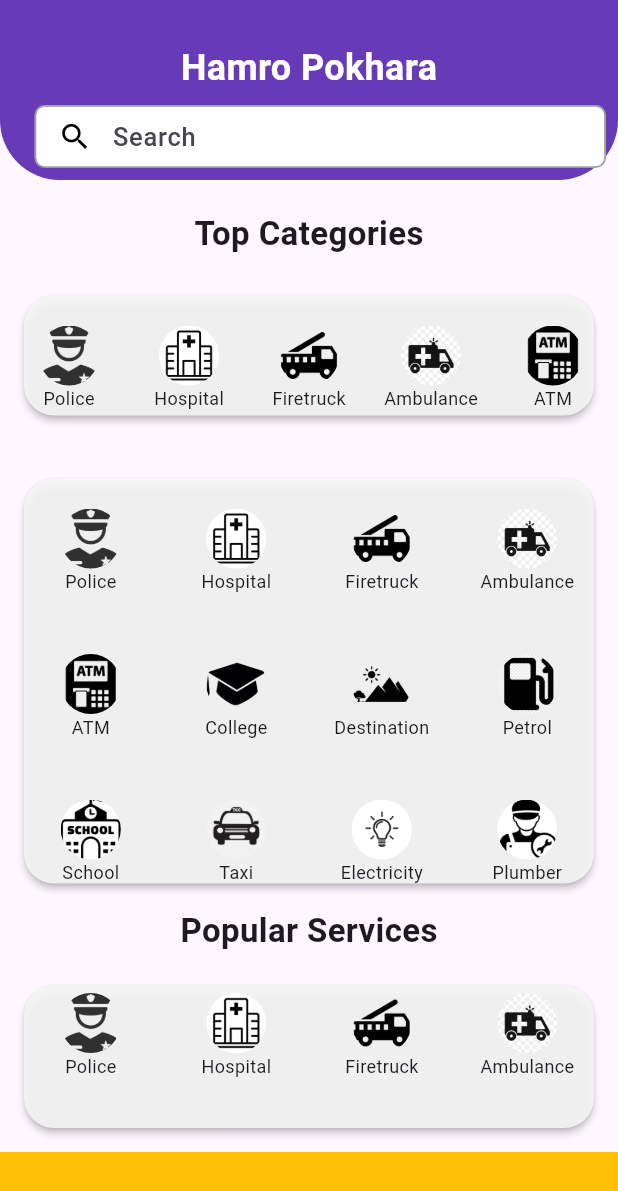
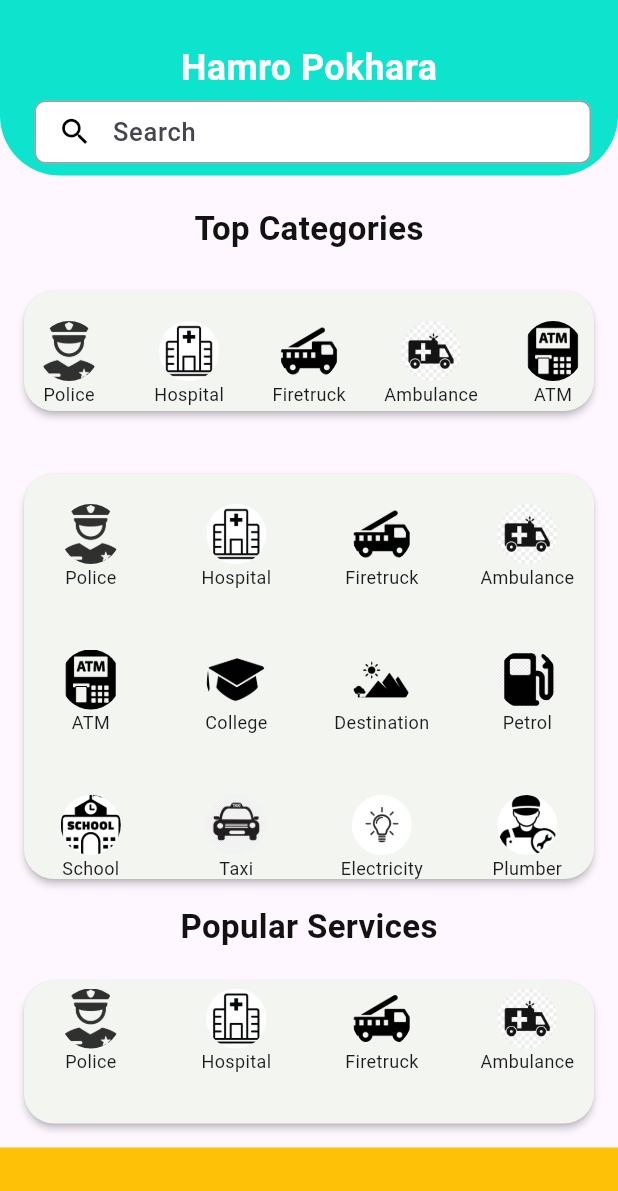
Before and after one commit to Suman8175/Hamro-Pokhara, a Flutter app: the HomeScreen screen opened directly, on a phone screen of 412 x 824 dp. Shown: the top 1191 px of the screen. Run offline on Flutter 3.47's test engine with Material 3 defaults, Android fonts, the phone set to English and light mode, and no system bars; our stand-ins replace easy_localization, shared_preferences; accounts and stored records are empty.

Commit message:
home page dynamic completed

```diff
--- a/assets/translations/en-US.json
+++ b/assets/translations/en-US.json
@@ -22,5 +22,9 @@
     "login":"Login",
     "signup":"SignUp",
     "dont_have_acc":"Don't have an account?",
-    "already_have_acc":"Already have an account?"
+    "already_have_acc":"Already have an account?",
+    "top_categories":"Top Categories",
+    "search":"Search",
+    "popular_services":"Popular Services",
+    "please_enter_some_text":"Please enter some text"
 }
--- a/lib/features/screens/home_screen/dataListing/data_listing.dart
+++ b/lib/features/screens/home_screen/dataListing/data_listing.dart
@@ -63,6 +63,8 @@ class _DataListingState extends State<DataListing> {
                 Container(
                   height: 42,
                   margin: const EdgeInsets.only(left: 15),
+                  child: Padding(
+                    padding: const EdgeInsets.only(right: 10),
                     child: TextFormField(
                       decoration: InputDecoration(
                         prefixIcon: InkWell(
@@ -100,6 +102,7 @@ class _DataListingState extends State<DataListing> {
                         hintStyle: const TextStyle(
                           fontWeight: FontWeight.w500,
                           fontSize: 17,
+                        ),
                       ),
                     ),
                   ),
--- a/lib/features/screens/home_screen/homepage.dart
+++ b/lib/features/screens/home_screen/homepage.dart
@@ -1,4 +1,7 @@
+import 'package:easy_localization/easy_localization.dart';
 import 'package:flutter/material.dart';
+import 'package:yhhhamropokhara/core/extensions/color_extension.dart';
+import 'package:yhhhamropokhara/features/models/data/color_fetch/colors_getter.dart';
 import 'package:yhhhamropokhara/features/screens/home_screen/basic_categories.dart';
 import 'package:yhhhamropokhara/features/screens/home_screen/popular_services.dart';
 import 'package:yhhhamropokhara/features/screens/home_screen/top_categories.dart';
@@ -19,10 +22,10 @@ class _HomeScreenState extends State<HomeScreen> {
           child: Column(
             children: [
               Container(
-                decoration: const BoxDecoration(
-                    color: Colors.deepPurple,
-                    borderRadius:
-                        BorderRadius.vertical(bottom: Radius.circular(40))),
+                decoration: BoxDecoration(
+                    color: HexColor.fromHex(homepage_nav_color),
+                    borderRadius: const BorderRadius.vertical(
+                        bottom: Radius.circular(40))),
                 padding: const EdgeInsets.all(8.0),
                 child: Column(
                   mainAxisAlignment: MainAxisAlignment.center,
@@ -30,18 +33,20 @@ class _HomeScreenState extends State<HomeScreen> {
                     const SizedBox(
                       height: 20,
                     ),
-                    const Text(
-                      'Hamro Pokhara',
-                      style: TextStyle(
+                    Text(
+                      'hamro_pokhara'.tr(),
+                      style: const TextStyle(
                         fontSize: 24,
                         fontWeight: FontWeight.bold,
                         color: Colors.white,
                       ),
                     ),
-                    const SizedBox(height: 8),
+                    const SizedBox(height: 5),
                     Container(
                       height: 42,
+                      // width: double.infinity * 0.5,
                       margin: const EdgeInsets.only(left: 15),
+                      padding: const EdgeInsets.only(right: 10),
                       child: TextFormField(
                         decoration: InputDecoration(
                           prefixIcon: InkWell(
@@ -59,7 +64,7 @@ class _HomeScreenState extends State<HomeScreen> {
                           ),
                           filled: true,
                           fillColor: Colors.white,
-                          contentPadding: const EdgeInsets.only(top: 10),
+                          contentPadding: const EdgeInsets.only(top: 12),
                           border: const OutlineInputBorder(
                             borderRadius: BorderRadius.all(
                               Radius.circular(12),
@@ -72,10 +77,10 @@ class _HomeScreenState extends State<HomeScreen> {
                             ),
                             borderSide: BorderSide(
                               color: Colors.black38,
-                              width: 1.2,
+                              width: 1,
                             ),
                           ),
-                          hintText: 'Search',
+                          hintText: 'search'.tr(),
                           hintStyle: const TextStyle(
                             fontWeight: FontWeight.w500,
                             fontSize: 17,
@@ -89,62 +94,62 @@ class _HomeScreenState extends State<HomeScreen> {
               const SizedBox(
                 height: 20,
               ),
-              const Text(
-                'Top Categories',
+              Text(
+                'top_categories'.tr(),
                 style: TextStyle(
-                  fontSize: 22,
-                  fontWeight: FontWeight.bold,
-                ),
+                    fontSize: 22,
+                    fontWeight: FontWeight.bold,
+                    color: HexColor.fromHex(top_categories)),
               ),
               const SizedBox(
                 height: 10,
               ),
-              const Padding(
-                padding: EdgeInsets.all(12.0),
+              Padding(
+                padding: const EdgeInsets.all(12.0),
                 child: Card(
-                    shape: RoundedRectangleBorder(
+                    shape: const RoundedRectangleBorder(
                         borderRadius: BorderRadius.all(Radius.circular(20))),
                     elevation: 2,
-                    color: Color.fromARGB(229, 246, 246, 246),
-                    child: TopCategories()),
+                    color: HexColor.fromHex(home_page_card1),
+                    child: const TopCategories()),
               ),
               const SizedBox(
                 height: 10,
               ),
-              const Padding(
-                padding: EdgeInsets.all(12.0),
+              Padding(
+                padding: const EdgeInsets.all(12.0),
                 child: Card(
-                    shape: RoundedRectangleBorder(
+                    shape: const RoundedRectangleBorder(
                         borderRadius: BorderRadius.all(Radius.circular(20))),
                     elevation: 2,
-                    color: Color.fromARGB(229, 246, 246, 246),
-                    child: BasicCategories()),
+                    color: HexColor.fromHex(home_page_card2),
+                    child: const BasicCategories()),
               ),
-              const Text(
-                'Popular Services',
+              Text(
+                'popular_services'.tr(),
                 style: TextStyle(
                   fontSize: 22,
                   fontWeight: FontWeight.bold,
+                  color: HexColor.fromHex(popular_services_text_color),
                 ),
               ),
               const SizedBox(
                 height: 5,
               ),
-              const Padding(
-                padding: EdgeInsets.all(12.0),
+              Padding(
+                padding: const EdgeInsets.all(12.0),
                 child: Card(
-                    shape: RoundedRectangleBorder(
+                    shape: const RoundedRectangleBorder(
                         borderRadius: BorderRadius.all(Radius.circular(20))),
                     elevation: 2,
-                    color: Color.fromARGB(229, 246, 246, 246),
-                    child: PopularServices()),
+                    color: HexColor.fromHex(home_page_card3),
+                    child: const PopularServices()),
               ),
               Container(
                 color: Colors.amber,
                 height: 250,
                 width: double.infinity,
               ),
-              const Text('Suman')
             ],
           ),
         ),
--- a/lib/features/screens/login_signup/signup_screen.dart
+++ b/lib/features/screens/login_signup/signup_screen.dart
@@ -151,7 +151,7 @@ class _SignUpPageState extends State<SignUpPage> {
       obscureText: isPassword,
       validator: (value) {
         if (value == null || value.isEmpty) {
-          return 'Please enter some text';
+          return 'please_enter_some_text'.tr();
         }
         return null;
       },
@@ -168,7 +168,7 @@ class _SignUpPageState extends State<SignUpPage> {
       textInputAction: TextInputAction.next,
       validator: (value) {
         if (value == null || value.isEmpty) {
-          return 'Please enter some text';
+          return 'please_enter_some_text'.tr();
         }
         return null;
       },
--- a/lib/main.dart
+++ b/lib/main.dart
@@ -30,7 +30,7 @@ class MyApp extends StatelessWidget {
       supportedLocales: context.supportedLocales,
       locale: context.locale,
       debugShowCheckedModeBanner: false,
-      home: HomeScreen(),
+      home: SplashScreen(),
     );
   }
 }
```
Also changed, not shown: assets/json_files/color/color.json (+10 -2 lines), assets/translations/ne-NP.json (+6 -1 lines), lib/features/models/data/color_fetch/colors_getter.dart (+13 -0 lines), lib/features/screens/login_signup/login_screen.dart (+2 -6 lines), pubspec.lock. Lines whose indentation alone changed are shown as unchanged.
